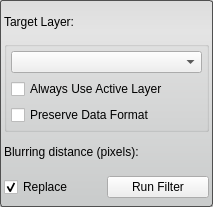
Above: Interface/ToolInterface/DiscreteGaussianFilterInterface.ui from jessdtate/Seg3D before the change. Below: the same form after it.
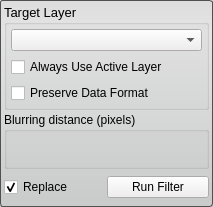
That is the form after the change.

Commit message: adding the first nrrd based filter and cleaning up the UIs of various filters

```diff
--- a/Interface/ToolInterface/DiscreteGaussianFilterInterface.ui
+++ b/Interface/ToolInterface/DiscreteGaussianFilterInterface.ui
@@ -45,17 +45,6 @@
    <property name="margin">
     <number>4</number>
    </property>
-   <item>
-    <layout class="QHBoxLayout" name="horizontalLayout_2">
-     <item>
-      <widget class="QLabel" name="label">
-       <property name="text">
-        <string>Target Layer:</string>
-       </property>
-      </widget>
-     </item>
-    </layout>
-   </item>
    <item>
     <layout class="QHBoxLayout" name="activeHLayout" stretch="0">
      <property name="spacing">
@@ -69,7 +58,7 @@
         </font>
        </property>
        <property name="title">
-        <string/>
+        <string>Target Layer</string>
        </property>
        <layout class="QVBoxLayout" name="verticalLayout_4">
         <property name="margin">
@@ -100,10 +89,18 @@
    <item>
     <layout class="QHBoxLayout" name="varianceHLayout_top">
      <item>
-      <widget class="QLabel" name="varianceLabel">
-       <property name="text">
-        <string>Blurring distance (pixels):</string>
+      <widget class="QGroupBox" name="groupBox">
+       <property name="title">
+        <string>Blurring distance (pixels)</string>
        </property>
+       <layout class="QHBoxLayout" name="horizontalLayout_2">
+        <property name="margin">
+         <number>4</number>
+        </property>
+        <item>
+         <layout class="QHBoxLayout" name="varianceHLayout_bottom"/>
+        </item>
+       </layout>
       </widget>
      </item>
     </layout>
```
Left out of the diff: 3 changed lines with no effect on the pictures. The commit also changes 34 other files.
